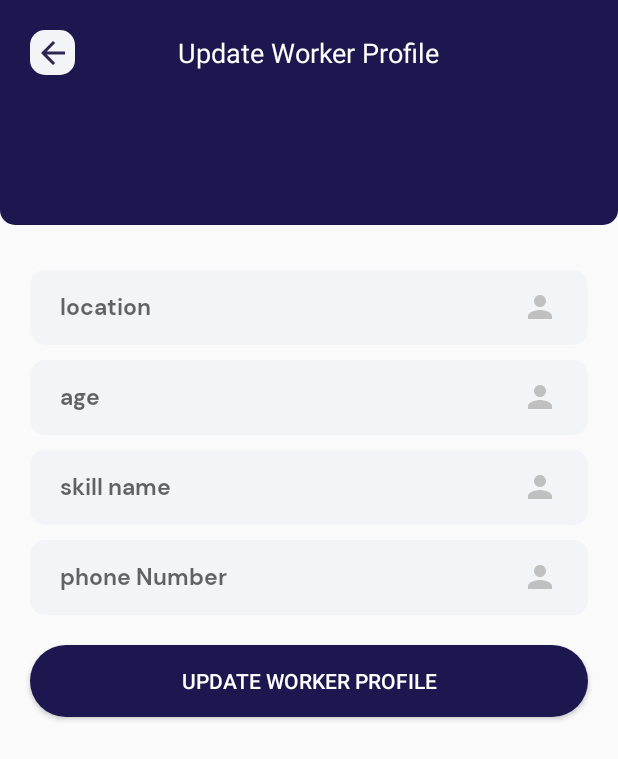
After one commit to sawepeter/Kazi, an Android app: the AddNewWorkerProfile screen opened directly, with no data from a screen before it, on a phone screen of 412 x 824 dp. The commit adds this screen. Shown: the top 759 px of the screen. Run offline under Robolectric (Android 15) with nearby library versions, the phone set to English and light mode, and no system bars.

Commit message:
intial commit

```diff
--- a/app/src/main/AndroidManifest.xml
+++ b/app/src/main/AndroidManifest.xml
@@ -16,7 +16,8 @@
         android:usesCleartextTraffic="true"
         tools:ignore="UnusedAttribute"
         tools:replace="android:icon">
-        <activity android:name=".activities.RatingActivity"></activity>
+        <activity android:name=".activities.AddNewWorkerProfile"></activity>
+        <activity android:name=".activities.RatingActivity" />
         <activity android:name=".activities.Activation" />
         <activity android:name=".activities.MpesaPayDialog" />
         <activity android:name=".activities.AdminDashBoard" /> <!-- <activity android:name=".fragments.AdminHomeFragment" /> -->
--- /dev/null
+++ b/app/src/main/java/com/example/ajira/activities/AddNewWorkerProfile.java
@@ -0,0 +1,110 @@
+package com.example.ajira.activities;
+
+import androidx.appcompat.app.AppCompatActivity;
+
+import android.app.ProgressDialog;
+import android.content.Context;
+import android.content.SharedPreferences;
+import android.os.Bundle;
+import android.util.Log;
+import android.widget.Button;
+import android.widget.EditText;
+import android.widget.ImageView;
+import android.widget.Toast;
+
+import com.example.ajira.R;
+import com.example.ajira.model.EarningModel;
+import com.example.ajira.model.JobPostResponse;
+import com.example.ajira.model.JobUpdateResponse;
+import com.example.ajira.model.WorkerRequest;
+import com.example.ajira.network.ApiService;
+import com.example.ajira.network.RetrofitBuilder;
+import com.google.gson.Gson;
+
+import java.util.Date;
+
+import retrofit2.Call;
+import retrofit2.Callback;
+import retrofit2.Response;
+
+public class AddNewWorkerProfile extends AppCompatActivity {
+
+    ImageView image_back;
+    ApiService apiService;
+    Button btn_Post;
+    EditText location, age, skill_name, phoneNumber;
+    String Location, Age, Skill_name, PhoneNumber,token;
+    SharedPreferences sharedpreferences;
+    public static final String MyPREFERENCES = "MyPrefs";
+    ProgressDialog dialog;
+
+    @Override
+    protected void onCreate(Bundle savedInstanceState) {
+        super.onCreate(savedInstanceState);
+        setContentView(R.layout.activity_add_new_worker_profile);
+
+        apiService = RetrofitBuilder.getAjiraBackendInstance().create(ApiService.class);
+
+        sharedpreferences = getSharedPreferences(MyPREFERENCES, Context.MODE_PRIVATE);
+        token = sharedpreferences.getString("token", "");
+
+        dialog = new ProgressDialog(AddNewWorkerProfile.this);
+        dialog.setMessage("Posting Job ...");
+
+        image_back = findViewById(R.id.image_back);
+        btn_Post = findViewById(R.id.btn_Post);
+        location = findViewById(R.id.location);
+        age = findViewById(R.id.age);
+        skill_name = findViewById(R.id.skill_name);
+        phoneNumber = findViewById(R.id.phoneNumber);
+        image_back.setOnClickListener(v -> {
+            finish();
+        });
+
+        btn_Post.setOnClickListener(v -> {
+
+            dialog.show();
+
+            Location = location.getText().toString().trim();
+            // EmployerName = job_EmployerName.getText().toString().trim();
+            Age = age.getText().toString().trim();
+            Skill_name = skill_name.getText().toString().trim();
+            PhoneNumber = phoneNumber.getText().toString().trim();
+
+            String currentDateTimeString = java.text.DateFormat.getDateTimeInstance().format(new Date());
+
+            WorkerRequest workerRequest = new WorkerRequest();
+            workerRequest.setLocation(Location);
+            workerRequest.setAge(Age);
+            workerRequest.setSkillName(Skill_name);
+            workerRequest.setPhoneNumber(PhoneNumber);
+
+
+
+            Log.e("TAG", "Request is: " + new Gson().toJson(workerRequest));
+
+            apiService.createWorkerProfile("Bearer " + token, workerRequest).enqueue(new Callback<JobUpdateResponse>() {
+                @Override
+                public void onResponse(Call<JobUpdateResponse> call, Response<JobUpdateResponse> response) {
+                    if (response.isSuccessful()) {
+                        dialog.dismiss();
+                        String jobTitle = response.body().getMsg();
+                        Toast.makeText(AddNewWorkerProfile.this, "Worker profile updated!!!", Toast.LENGTH_SHORT).show();
+                        finish();
+                    } else {
+                        dialog.dismiss();
+                        Log.e("TAG", "Response Unsuccessful" + response.code() + response.message());
+                    }
+                }
+
+                @Override
+                public void onFailure(Call<JobUpdateResponse> call, Throwable t) {
+                    Log.e("TAG", "Failed " + t.getMessage());
+                    dialog.dismiss();
+                }
+            });
+
+
+        });
+    }
+}
--- a/app/src/main/java/com/example/ajira/activities/JobSeekerDashBoard.java
+++ b/app/src/main/java/com/example/ajira/activities/JobSeekerDashBoard.java
@@ -13,11 +13,13 @@ import com.example.ajira.fragments.HomeFragment;
 import com.example.ajira.fragments.AdminUnpaidFragment;
 import com.example.ajira.fragments.WorkerProfileFragment;
 import com.google.android.material.bottomnavigation.BottomNavigationView;
+import com.google.android.material.floatingactionbutton.FloatingActionButton;
 
 public class JobSeekerDashBoard extends AppCompatActivity implements BottomNavigationView.OnNavigationItemSelectedListener {
 
     LinearLayout l1;
     BottomNavigationView bottom_navigation;
+    FloatingActionButton updateWorkerProfile;
 
 
     @Override
@@ -28,6 +30,7 @@ public class JobSeekerDashBoard extends AppCompatActivity implements BottomNavig
         bottom_navigation = findViewById(R.id.bottom_navigation);
         bottom_navigation.setOnNavigationItemSelectedListener(this);
         bottom_navigation.setSelectedItemId(R.id.Home);
+        updateWorkerProfile = findViewById(R.id.updateWorkerProfile);
     }
 
     HomeFragment homeFragment = new HomeFragment();
--- a/app/src/main/java/com/example/ajira/fragments/RecruiterProfile.java
+++ b/app/src/main/java/com/example/ajira/fragments/RecruiterProfile.java
@@ -83,7 +83,7 @@ public class RecruiterProfile extends Fragment {
 
 
        // txt_top.setText("Welcome " +sharedpreferences.getString("username", ""));
-        status = "InProgress";
+        status = "Available";
         payment = "paid";
 
 
--- /dev/null
+++ b/app/src/main/res/layout/activity_add_new_worker_profile.xml
@@ -0,0 +1,173 @@
+<?xml version="1.0" encoding="utf-8"?>
+<RelativeLayout
+    xmlns:android="http://schemas.android.com/apk/res/android"
+    xmlns:tools="http://schemas.android.com/tools"
+    android:layout_width="match_parent"
+    android:layout_height="match_parent"
+    tools:context=".activities.PostJobActivity">
+
+    <RelativeLayout
+        android:id="@+id/image_bg"
+        android:layout_width="match_parent"
+        android:background="@drawable/profile_background"
+        android:layout_height="150dp"/>
+
+
+    <RelativeLayout
+        android:id="@+id/layout_nav"
+        android:layout_width="match_parent"
+        android:layout_height="wrap_content"
+        android:layout_marginStart="20dp"
+        android:layout_marginLeft="20dp"
+        android:layout_marginTop="20dp"
+        android:layout_marginEnd="20dp">
+
+        <ImageView
+            android:id="@+id/image_back"
+            android:layout_width="30dp"
+            android:layout_height="30dp"
+            android:layout_alignParentStart="true"
+            android:layout_alignParentLeft="true"
+            android:background="@drawable/details_background"
+            android:scaleType="centerInside"
+            android:src="@drawable/ic_arrow_back" />
+
+        <TextView
+            android:layout_width="wrap_content"
+            android:layout_height="wrap_content"
+            android:layout_centerHorizontal="true"
+            android:textColor="@android:color/white"
+            android:textSize="18dp"
+            android:layout_centerInParent="true"
+            android:layout_centerVertical="true"
+            android:text="Update Worker Profile"/>
+
+        <ImageView
+            android:id="@+id/image_share"
+            android:layout_width="30dp"
+            android:layout_height="30dp"
+            android:layout_alignParentEnd="true"
+            android:visibility="gone"
+            android:layout_alignParentRight="true"
+            android:background="@drawable/details_background"
+            android:scaleType="centerInside"
+            android:src="@drawable/ic_share" />
+
+    </RelativeLayout>
+
+    <LinearLayout
+        android:id="@+id/layout1"
+        android:layout_width="match_parent"
+        android:layout_height="wrap_content"
+        android:layout_marginStart="20dp"
+        android:layout_marginLeft="20dp"
+        android:layout_marginTop="20dp"
+        android:layout_marginEnd="20dp"
+        android:layout_below="@+id/image_bg"
+        android:orientation="vertical">
+
+
+        <EditText
+            android:id="@+id/location"
+            android:layout_width="match_parent"
+            android:layout_height="50dp"
+            android:layout_marginTop="10dp"
+            android:background="@drawable/details_background"
+            android:drawableEnd="@drawable/ic_baseline_person_24"
+            android:drawableRight="@drawable/ic_baseline_person_24"
+            android:fontFamily="@font/dmsansbold"
+            android:hint="location"
+            android:paddingStart="20dp"
+            android:paddingLeft="20dp"
+            android:paddingEnd="20dp"
+            android:textColor="@color/colorPrimary"
+            android:textSize="15sp"
+            android:textStyle="bold" />
+
+        <EditText
+            android:id="@+id/job_EmployerName"
+            android:layout_width="match_parent"
+            android:layout_height="50dp"
+            android:layout_marginTop="10dp"
+            android:background="@drawable/details_background"
+            android:drawableEnd="@drawable/ic_baseline_person_24"
+            android:drawableRight="@drawable/ic_baseline_person_24"
+            android:fontFamily="@font/dmsansbold"
+            android:hint="@string/company_name"
+            android:visibility="gone"
+            android:paddingStart="20dp"
+            android:paddingLeft="20dp"
+            android:paddingEnd="20dp"
+            android:textColor="@color/colorPrimary"
+            android:textSize="15sp"
+            android:textStyle="bold" />
+
+        <EditText
+            android:id="@+id/age"
+            android:layout_width="match_parent"
+            android:layout_height="50dp"
+            android:layout_marginTop="10dp"
+            android:background="@drawable/details_background"
+            android:drawableEnd="@drawable/ic_baseline_person_24"
+            android:drawableRight="@drawable/ic_baseline_person_24"
+            android:fontFamily="@font/dmsansbold"
+            android:hint="age"
+            android:paddingStart="20dp"
+            android:paddingLeft="20dp"
+            android:paddingEnd="20dp"
+            android:textColor="@color/colorPrimary"
+            android:textSize="15sp"
+            android:textStyle="bold" />
+
+        <EditText
+            android:id="@+id/skill_name"
+            android:layout_width="match_parent"
+            android:layout_height="50dp"
+            android:layout_marginTop="10dp"
+            android:background="@drawable/details_background"
+            android:drawableEnd="@drawable/ic_baseline_person_24"
+            android:drawableRight="@drawable/ic_baseline_person_24"
+            android:fontFamily="@font/dmsansbold"
+            android:hint="skill name"
+            android:paddingStart="20dp"
+            android:paddingLeft="20dp"
+            android:paddingEnd="20dp"
+            android:textColor="@color/colorPrimary"
+            android:textSize="15sp"
+            android:textStyle="bold" />
+
+        <EditText
+            android:id="@+id/phoneNumber"
+            android:layout_width="match_parent"
+            android:layout_height="50dp"
+            android:layout_marginTop="10dp"
+            android:background="@drawable/details_background"
+            android:drawableEnd="@drawable/ic_baseline_person_24"
+            android:drawableRight="@drawable/ic_baseline_person_24"
+            android:fontFamily="@font/dmsansbold"
+            android:hint="phone Number"
+            android:paddingStart="20dp"
+            android:paddingLeft="20dp"
+            android:paddingEnd="20dp"
+            android:textColor="@color/colorPrimary"
+            android:textSize="15sp"
+            android:textStyle="bold" />
+
+
+    </LinearLayout>
+
+    <Button
+        android:id="@+id/btn_Post"
+        android:layout_width="match_parent"
+        android:layout_height="wrap_content"
+        android:layout_below="@+id/layout1"
+        android:layout_marginStart="20dp"
+        android:layout_marginLeft="20dp"
+        android:layout_marginTop="20dp"
+        android:layout_marginEnd="20dp"
+        android:background="@drawable/shape_button"
+        android:text="Update Worker Profile"
+        android:textColor="@android:color/white" />
+
+
+</RelativeLayout>
```
Also changed, not shown: app/src/main/java/com/example/ajira/adapter/AllJobsAdapter.java (deleted, +0 -98 lines), app/src/main/java/com/example/ajira/adapter/JobsAdapter.java (added, +92 -0 lines), app/src/main/java/com/example/ajira/fragments/HomeFragment.java (+7 -8 lines), app/src/main/java/com/example/ajira/fragments/RecruiterHomeFragment.java (+0 -8 lines), app/src/main/java/com/example/ajira/fragments/WorkerProfileFragment.java (+15 -0 lines), app/src/main/res/layout/activity_dash_board.xml (+12 -0 lines), 21 other files.
